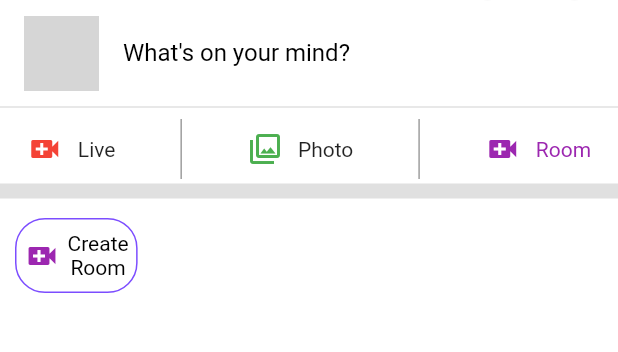
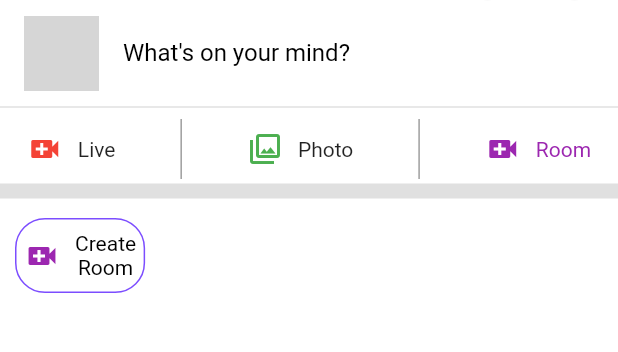
Before and after one commit to kksarang/facebook_clone, a Flutter app: the screen it shows after launch, on a phone screen of 412 x 824 dp, the part 76-428 px from its top. Run offline on Flutter 3.47's test engine with Material 2 defaults, Android fonts, the phone set to English and light mode, and no system bars; network calls fail; grey boxes are pictures that could not be loaded.

Commit message:
small change

```diff
--- a/lib/sections/roomSections.dart
+++ b/lib/sections/roomSections.dart
@@ -27,7 +27,7 @@ class RoomSection extends StatelessWidget {
                   color: Colors.purple,
                 ),
                 SizedBox(
-                  width: 5,
+                  width: 10,
                 ),
                 Text(
                   "Create\nRoom",
```
